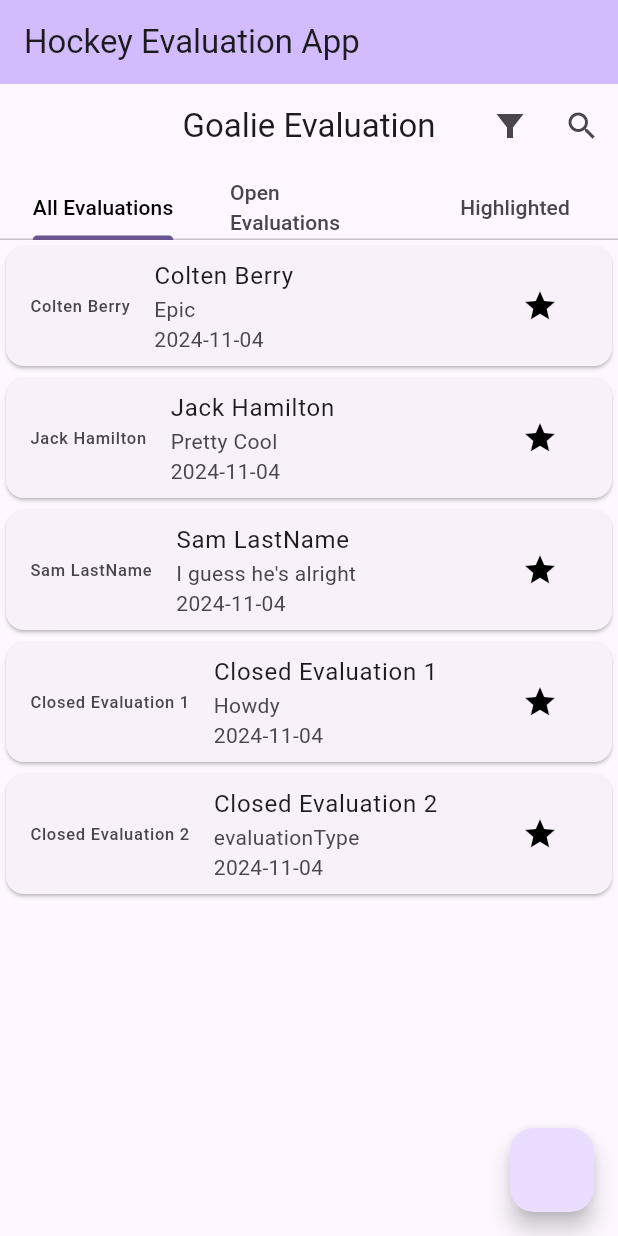
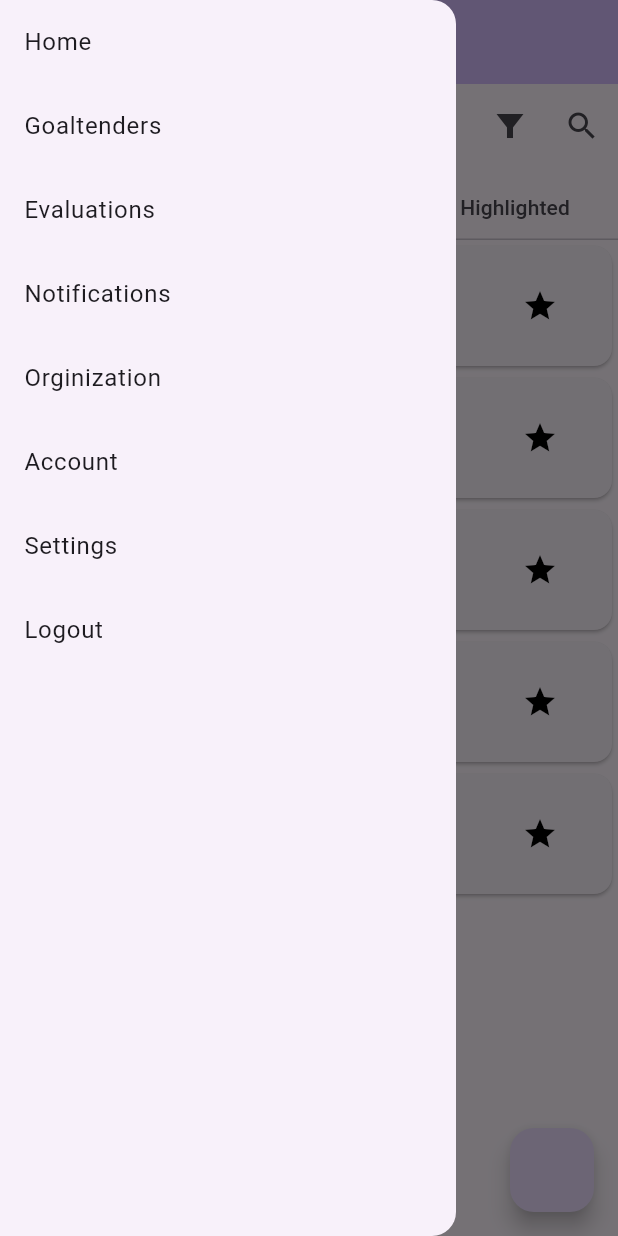
Before and after one commit to hamjac5334/HockeyContract, a Flutter app: the screen it shows after launch, with the side drawer open (before the commit the screen has no drawer), on a phone screen of 412 x 824 dp. Run offline on Flutter 3.47's test engine with Material 3 defaults, Android fonts, the light colour scheme and no system bars.

Commit message:
Goaltenders page added, drawer added to homescreen

```diff
--- a/hockey_evaluation_app/lib/main.dart
+++ b/hockey_evaluation_app/lib/main.dart
@@ -1,6 +1,8 @@
 import 'package:flutter/material.dart';
 import 'package:hockey_evaluation_app/objects/evaluation.dart';
+import 'package:hockey_evaluation_app/objects/goalie.dart';
 import 'package:hockey_evaluation_app/pages/evaluation_list_view.dart';
+import 'package:hockey_evaluation_app/pages/goaltender_list_view.dart';
 
 void main() {
   runApp(MyApp());
@@ -72,10 +74,15 @@ class _MyHomePageState extends State<MyHomePage> {
         evaluationType: "I guess he's alright")
   ];
 
+  List<Goalie> goalies = [
+    Goalie(name: "Colten Berry"),
+    Goalie(name: "JAck"),
+    Goalie(name: "Sarah")
+  ];
+
   @override
   void initState() {
     super.initState();
-
     Evaluation e = Evaluation(
         name: "Closed Evaluation 1",
         evaluationDate: DateTime.now(),
@@ -97,6 +104,8 @@ class _MyHomePageState extends State<MyHomePage> {
     if (current_screen_index == 0) {
       //return the page.
       return EvaluationListView(items: evaluations);
+    } else if (current_screen_index == 1) {
+      return GoaltenderListView(items: goalies);
     } else {
       return EvaluationListView(items: evaluations);
     }
@@ -120,6 +129,64 @@ class _MyHomePageState extends State<MyHomePage> {
           // the App.build method, and use it to set our appbar title.
           title: Text(widget.title),
         ),
+        drawer: Drawer(
+          child: ListView(
+            padding: EdgeInsets.zero,
+            children: [
+              ListTile(
+                title: const Text("Home"),
+                onTap: () {
+                  print("tapped");
+                  current_screen_index = 0;
+                },
+              ),
+              ListTile(
+                title: const Text("Goaltenders"),
+                onTap: () {
+                  setState(() {
+                    current_screen_index = 1;
+                  });
+                },
+              ),
+              ListTile(
+                title: Text("Evaluations"),
+                onTap: () {
+                  print("Pretend this opened the evaluations page");
+                },
+              ),
+              ListTile(
+                title: Text("Notifications"),
+                onTap: () {
+                  print("Pretend this opened a notifications page");
+                },
+              ),
+              ListTile(
+                title: Text("Orginization"),
+                onTap: () {
+                  print("Pretend this opened an organization page");
+                },
+              ),
+              ListTile(
+                title: Text("Account"),
+                onTap: () {
+                  print("Pretend this opened an accout page");
+                },
+              ),
+              ListTile(
+                title: Text("Settings"),
+                onTap: () {
+                  print("Pretend this opened a settings page");
+                },
+              ),
+              ListTile(
+                title: Text("Logout"),
+                onTap: () {
+                  print("Pretend this opened the logout page");
+                },
+              )
+            ],
+          ),
+        ),
         body: returnScreen()
         // Center is a layout widget. It takes a single child and positions it
         // in the middle of the parent.
--- /dev/null
+++ b/hockey_evaluation_app/lib/objects/goalie.dart
@@ -0,0 +1,5 @@
+class Goalie {
+  String name;
+
+  Goalie({required this.name});
+}
--- a/hockey_evaluation_app/lib/pages/evaluation_list_view.dart
+++ b/hockey_evaluation_app/lib/pages/evaluation_list_view.dart
@@ -59,7 +59,7 @@ class EvaluationListViewState extends State<EvaluationListView>
   Widget build(BuildContext context) {
     return Scaffold(
       appBar: AppBar(
-        title: const Text("Goalie Evaluation"),
+        title: const Text("Evaluations Page"),
         actions: [
           IconButton(
               onPressed: () {
```
Also changed, not shown: hockey_evaluation_app/lib/pages/goaltender_list_view.dart (added, +74 -0 lines), hockey_evaluation_app/lib/widgets/goalie_item.dart (added, +18 -0 lines).
